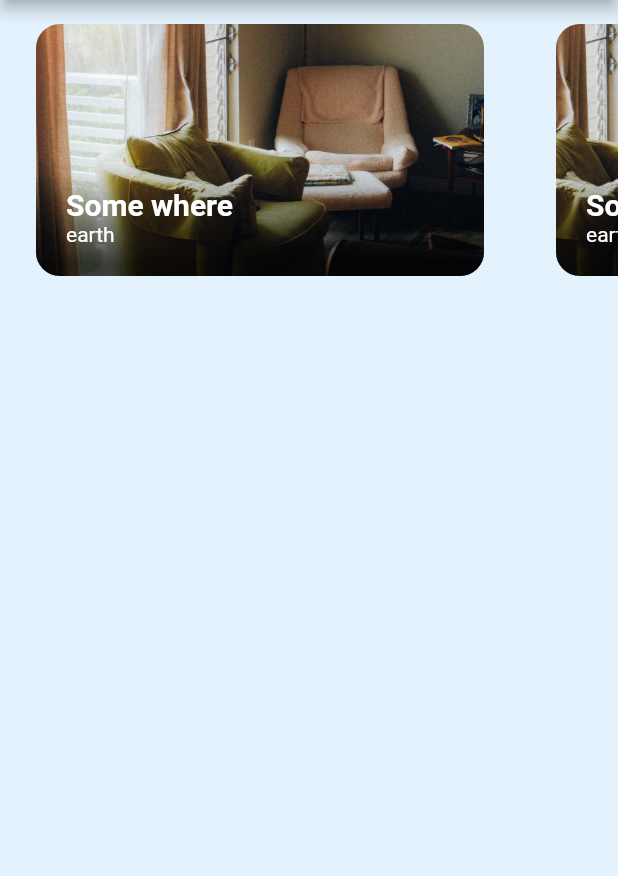
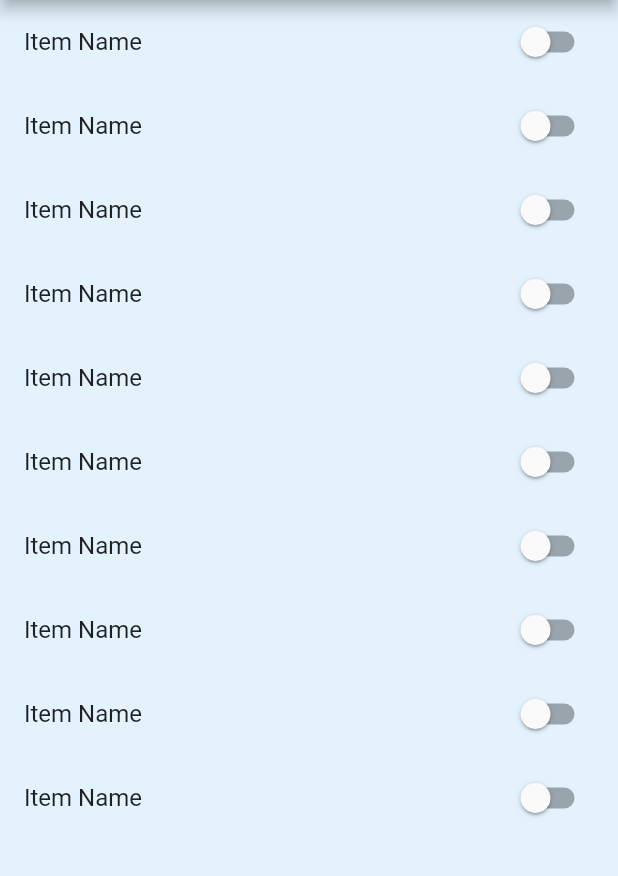
Before and after one commit to SEKI-YUTA/Flutter_tips_box, a Flutter app: the screen it shows after launch, on a phone screen of 412 x 824 dp, the part 84-960 px from its top. Run offline on Flutter 3.47's test engine with Material 2 defaults, Android fonts, the phone set to English and light mode, and no system bars; our stand-ins replace flutter_inset_box_shadow, flutter_slidable, percent_indicator, vibration; missing offline and left inert: edge_detection, flutter_search_bar.

Commit message:
screen: add list_screen.dart and some

```diff
--- a/lib/main.dart
+++ b/lib/main.dart
@@ -2,6 +2,8 @@ import 'package:flutter/foundation.dart';
 import 'package:flutter/material.dart';
 import 'package:provider/provider.dart';
 import 'package:tips_box/layout/responsive_layout.dart';
+import 'package:tips_box/pages/StaggerdAnimation.dart';
+import 'package:tips_box/pages/button_animation_page.dart';
 import 'package:tips_box/pages/edge_detection_page.dart';
 import 'package:tips_box/pages/flow_floating_page2.dart';
 import 'package:tips_box/pages/my_scaffold_3d.dart';
@@ -16,6 +18,7 @@ import 'package:tips_box/screens/download_list_screen.dart';
 import 'package:tips_box/screens/drag_and_drop_screen.dart';
 import 'package:tips_box/screens/future_api_call.dart';
 import 'package:tips_box/screens/grid_screen.dart';
+import 'package:tips_box/screens/list_screen.dart';
 import 'package:tips_box/screens/mask_text_screen.dart';
 import 'package:tips_box/screens/my_animation_screen.dart';
 import 'package:tips_box/screens/parallax_list_horizontal_screen.dart';
@@ -88,7 +91,7 @@ class MainPage extends StatelessWidget {
       // ),
       // body: MyAnimationScreen(
       //     statusBarHeight: MediaQuery.of(context).padding.top),
-      body: ParallaxListHorizontalScreen(),
+      body: ListScreen(),
     );
   }
 }
--- /dev/null
+++ b/lib/screens/list_screen.dart
@@ -0,0 +1,18 @@
+import 'package:flutter/material.dart';
+import 'package:tips_box/widget/my_switch_button.dart';
+
+class ListScreen extends StatelessWidget {
+  const ListScreen({ Key? key }) : super(key: key);
+
+  @override
+  Widget build(BuildContext context) {
+    return Container(
+      child: ListView.builder(
+        itemCount: 10,
+        itemBuilder: (context, index) {
+          return ListTile(title: Text("Item Name"), trailing: MySwitchButton(),);
+        },
+      ),
+    );
+  }
+}
--- /dev/null
+++ b/lib/widget/my_switch_button.dart
@@ -0,0 +1,30 @@
+import 'package:flutter/material.dart';
+import 'package:vibration/vibration.dart';
+
+class MySwitchButton extends StatefulWidget {
+  const MySwitchButton({Key? key}) : super(key: key);
+
+  @override
+  State<MySwitchButton> createState() => _MySwitchButtonState();
+}
+
+class _MySwitchButtonState extends State<MySwitchButton> {
+  bool _checked = false;
+  @override
+  Widget build(BuildContext context) {
+    return Container(
+      child: Switch(
+        value: _checked,
+        onChanged: (bool val) async {
+          setState(() {
+            _checked = val;
+          });
+          if (await Vibration.hasVibrator() &&
+              await Vibration.hasAmplitudeControl()) {
+            Vibration.vibrate(amplitude: 100, duration: 100);
+          }
+        },
+      ),
+    );
+  }
+}
```
